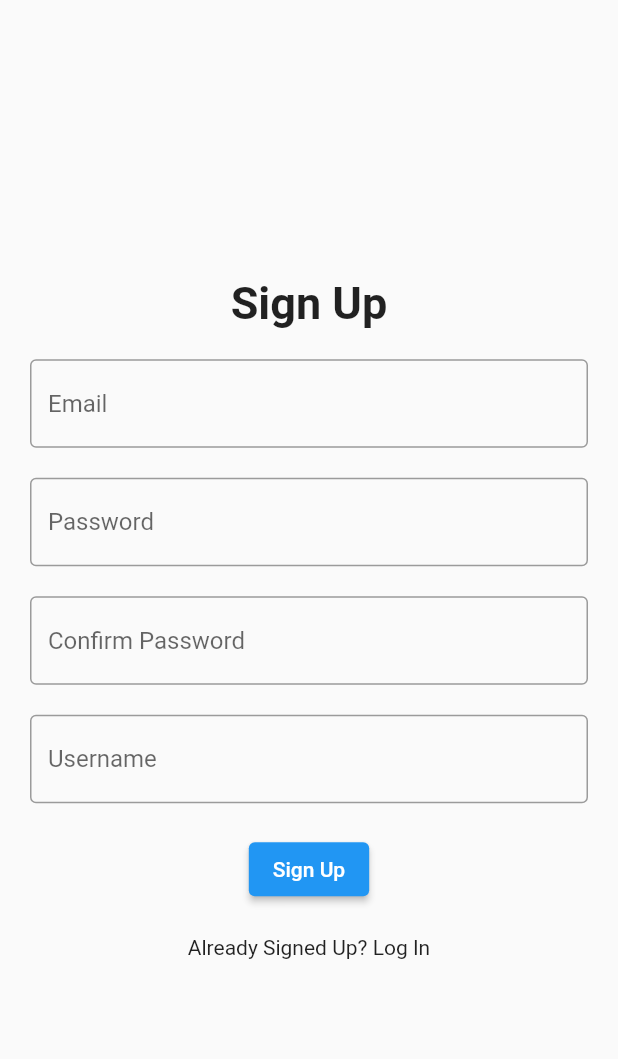
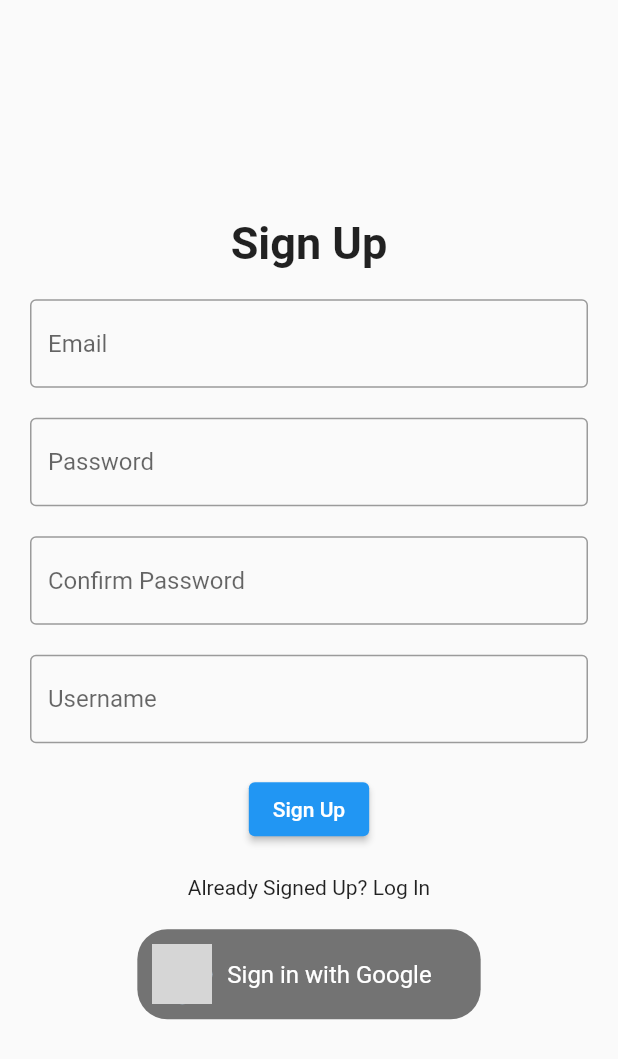
Before and after one commit to shahhetvi007/chat_app_flutter, a Flutter app: the SignUpPage screen opened directly, on a phone screen of 412 x 824 dp. Shown: the top 1059 px of the screen. Run offline on Flutter 3.47's test engine with Material 2 defaults, Android fonts, the phone set to English and light mode, and no system bars; our stand-ins replace cloud_firestore, firebase_auth, firebase_core, firebase_messaging, flutter_local_notifications, google_sign_in; accounts and stored records are empty; network calls fail; grey boxes are pictures that could not be loaded.

Commit message:
google sign in

```diff
--- a/lib/signup_page.dart
+++ b/lib/signup_page.dart
@@ -135,6 +135,36 @@ class _SignUpPageState extends State<SignUpPage> {
                     MaterialPageRoute(builder: (ctx) => const LoginPage()));
               },
             ),
+            const SizedBox(height: 20),
+            InkWell(
+              child: Container(
+                width: MediaQuery.of(context).size.width / 1.8,
+                height: 60,
+                decoration: BoxDecoration(
+                    borderRadius: BorderRadius.circular(20),
+                    color: Colors.black54),
+                padding: EdgeInsets.all(10),
+                child: Row(
+                  children: const [
+                    CircleAvatar(
+                      backgroundImage: AssetImage('assets/google.jpeg'),
+                    ),
+                    SizedBox(width: 10),
+                    Text(
+                      'Sign in with Google',
+                      style: TextStyle(color: Colors.white, fontSize: 16),
+                    ),
+                  ],
+                ),
+              ),
+              onTap: () {
+                AuthHelper().signInWithGoogle().then((value) {
+                  Navigator.of(context)
+                      .push(MaterialPageRoute(builder: (ctx) => HomePage()));
+                  addUserToDb();
+                });
+              },
+            ),
           ],
         ),
       ),
--- a/pubspec.yaml
+++ b/pubspec.yaml
@@ -39,6 +39,8 @@ dependencies:
   cloud_firestore: ^3.4.3
   firebase_messaging: ^12.0.2
   flutter_local_notifications: ^9.7.1
+  firebase_analytics: ^9.3.2
+  google_sign_in: ^5.4.1
 
 dev_dependencies:
   flutter_test:
@@ -63,8 +65,8 @@ flutter:
   uses-material-design: true
 
   # To add assets to your application, add an assets section, like this:
-  # assets:
-  #   - images/a_dot_burr.jpeg
+  assets:
+    - assets/
   #   - images/a_dot_ham.jpeg
 
   # An image asset can refer to one or more resolution-specific "variants", see
```
Also changed, not shown: lib/helper/auth_helper.dart (+17 -0 lines), lib/home_page.dart (+98 -30 lines), lib/main.dart (+12 -4 lines), pubspec.lock, 11 other files.
